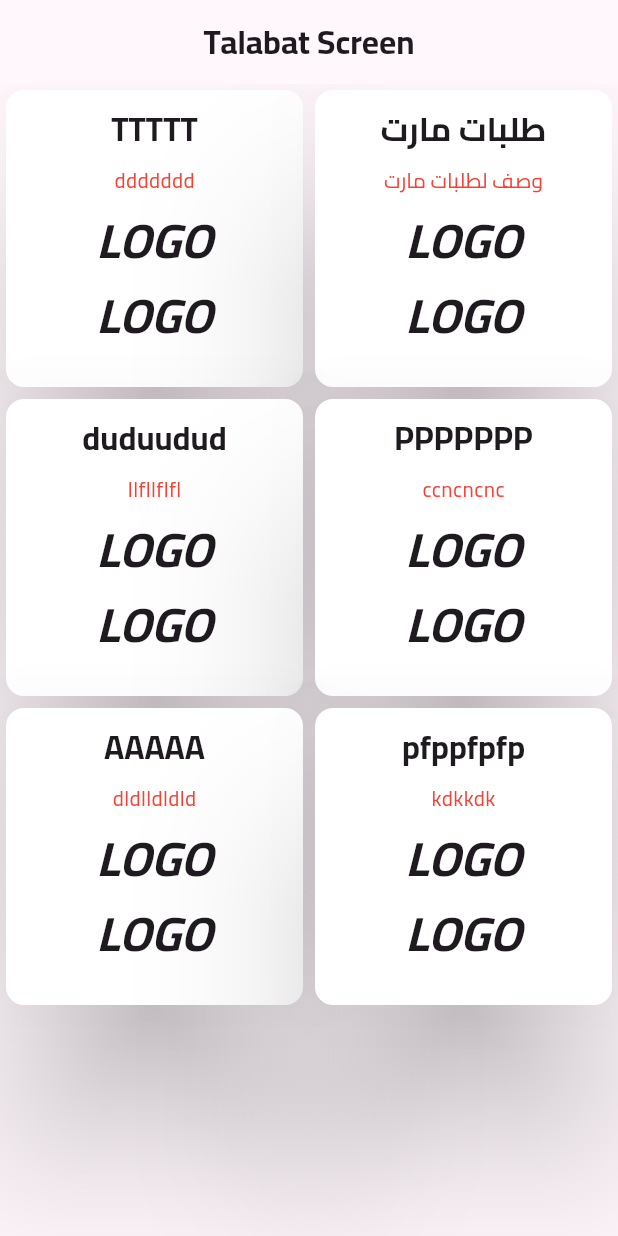
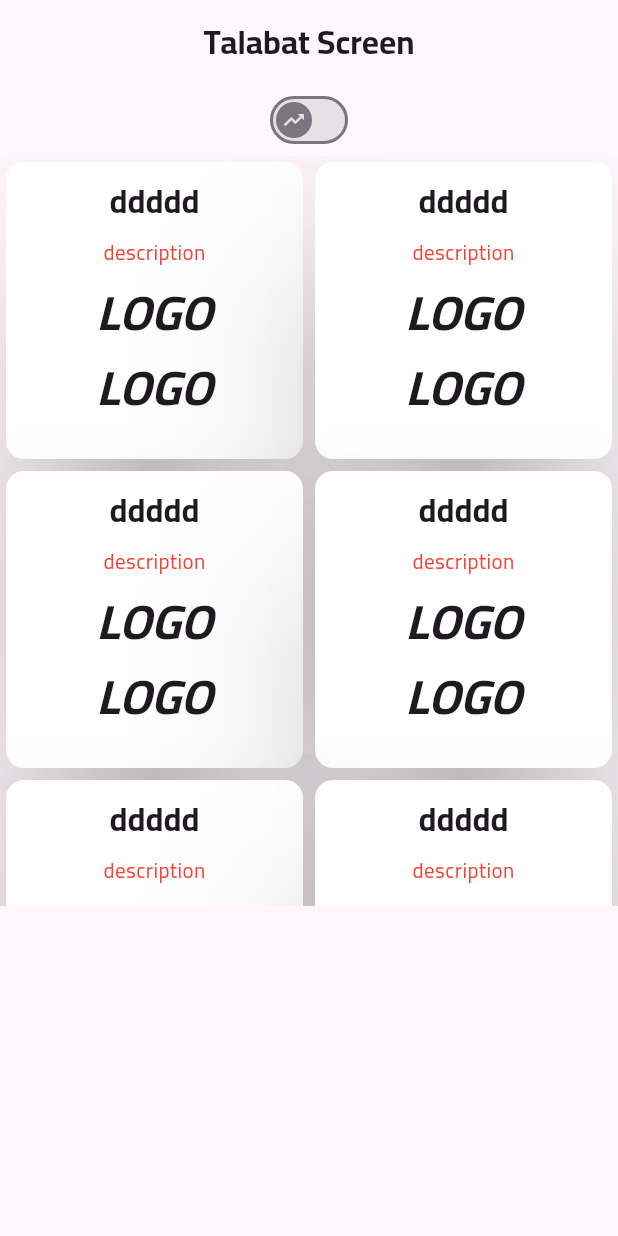
Before and after one commit to yusufabdo20/e_youth_flutter, a Flutter app: the screen it shows after launch, on a phone screen of 412 x 824 dp. Run offline on Flutter 3.47's test engine with Material 3 defaults, Android fonts, the phone set to English and light mode, and no system bars.

Commit message:
Add dark theme support and refactor TalabatScreen to use state management

```diff
--- a/lib/main.dart
+++ b/lib/main.dart
@@ -31,6 +31,10 @@
       // darkTheme: noonDarkTheme,
       // home: InstaPayScreen(),
       theme: appThemeLight ,
+      darkTheme: ThemeData(
+        scaffoldBackgroundColor: Colors.black
+      ),
+      themeMode: isDarkMode? ThemeMode.dark  : ThemeMode.light,
       home: TalabatScreen(),
     ) ;
   }
--- a/lib/screens/theme_screen_test/talabat_screen.dart
+++ b/lib/screens/theme_screen_test/talabat_screen.dart
@@ -1,9 +1,16 @@
 import 'package:e_youth_flutter1/screens/theme_screen_test/widgets/restaurant_info_card_widget.dart';
+import 'package:e_youth_flutter1/theme/app_theme.dart';
 import 'package:flutter/material.dart';
 
-class TalabatScreen extends StatelessWidget {
+class TalabatScreen extends StatefulWidget {
   const TalabatScreen({super.key});
 
+  @override
+  State<TalabatScreen> createState() => _TalabatScreenState();
+}
+
+class _TalabatScreenState extends State<TalabatScreen> {
+  bool isListView =false ;
   @override
   Widget build(BuildContext context) {
     return Scaffold(
@@ -11,38 +18,36 @@
         title:  Text('Talabat Screen'),
       ),
       body:  Center(
-        child: GridView.count(crossAxisCount: 2 , children: [
-          RestaurantInfoCard(
-            name: "TTTTT",
-            description: "ddddddd",
-          ),
-          RestaurantInfoCard(
-            name: "طلبات مارت",
-            description: "وصف لطلبات مارت",
-          ),
+        child: Column(
+          children: [
+            Switch(
+              activeThumbColor:Colors.red,
+              thumbIcon :WidgetStateProperty.all(Icon(Icons.trending_up
+              )),
+              value: isListView, onChanged: (value) {
+               setState(() {
+                                isListView =  value;
+                                print(isListView) ;
+                                print("VALUE : $value");
 
-          RestaurantInfoCard(
-            name: "duduudud",
-            description: "llfllflfl",
-          ),
+               });
 
-          RestaurantInfoCard(
-            name: "PPPPPPP",
-            description: "ccncncnc",
-          ),
-
-          RestaurantInfoCard(
-            name: "AAAAA",
-            description: "dldlldldld",
-          ),
-
-          RestaurantInfoCard(
-            name: "pfppfpfp",
-            description: "kdkkdk",
-          ),
-
-
-        ],)     ),
+            }),
+            SizedBox(
+              height: 500,
+              child: isListView ?
+              ListView.builder(itemBuilder:  (context, index) {
+                  return RestaurantInfoCard(name: "ddddd", description: "description") ;
+                },) :
+                GridView.builder(
+                gridDelegate: SliverGridDelegateWithFixedCrossAxisCount(crossAxisCount: 2),
+                itemBuilder: (context, index) {
+                  return RestaurantInfoCard(name: "ddddd", description: "description") ;
+                }
+              ),
+            ),
+          ],
+        )     ),
     );
   }
 }
--- a/lib/theme/app_theme.dart
+++ b/lib/theme/app_theme.dart
@@ -1,4 +1,5 @@
 import 'package:flutter/material.dart';
+  bool isDarkMode = false ;
 
 var appThemeLight= ThemeData(
       colorScheme: ColorScheme.fromSeed(seedColor: Color(0xFF6A1B9A)) ,
```
